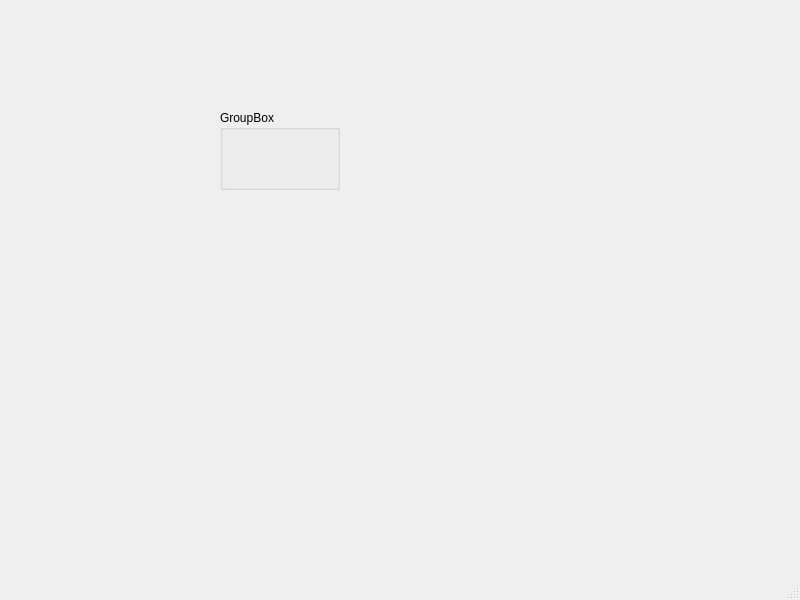
The window that mainwindow.ui (franck-russell/Smart_Station_2A20_Equipe1) describes before a commit, drawn with Qt 5.
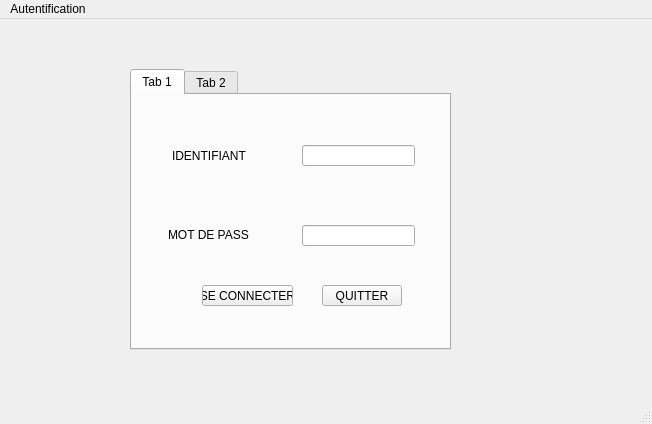
The same window after the commit.

Patch:
```diff
--- a/mainwindow.ui
+++ b/mainwindow.ui
@@ -6,37 +6,154 @@
    <rect>
     <x>0</x>
     <y>0</y>
-    <width>800</width>
-    <height>600</height>
+    <width>652</width>
+    <height>424</height>
    </rect>
   </property>
   <property name="windowTitle">
    <string>MainWindow</string>
   </property>
   <widget class="QWidget" name="centralwidget">
-   <widget class="QGroupBox" name="groupBox">
+   <widget class="QTabWidget" name="Autentification">
     <property name="geometry">
      <rect>
-      <x>220</x>
-      <y>110</y>
-      <width>120</width>
-      <height>80</height>
+      <x>130</x>
+      <y>50</y>
+      <width>321</width>
+      <height>281</height>
      </rect>
     </property>
-    <property name="title">
-     <string>GroupBox</string>
+    <property name="currentIndex">
+     <number>0</number>
     </property>
+    <widget class="QWidget" name="tab">
+     <attribute name="title">
+      <string>Tab 1</string>
+     </attribute>
+     <widget class="QLabel" name="label">
+      <property name="geometry">
+       <rect>
+        <x>40</x>
+        <y>40</y>
+        <width>91</width>
+        <height>41</height>
+       </rect>
+      </property>
+      <property name="text">
+       <string>IDENTIFIANT</string>
+      </property>
+     </widget>
+     <widget class="QLineEdit" name="lineEdit_id">
+      <property name="geometry">
+       <rect>
+        <x>170</x>
+        <y>50</y>
+        <width>113</width>
+        <height>21</height>
+       </rect>
+      </property>
+     </widget>
+     <widget class="QLabel" name="label_2">
+      <property name="geometry">
+       <rect>
+        <x>36</x>
+        <y>130</y>
+        <width>81</width>
+        <height>20</height>
+       </rect>
+      </property>
+      <property name="text">
+       <string>MOT DE PASSE</string>
+      </property>
+     </widget>
+     <widget class="QLineEdit" name="lineEdit_mdp">
+      <property name="geometry">
+       <rect>
+        <x>170</x>
+        <y>130</y>
+        <width>113</width>
+        <height>21</height>
+       </rect>
+      </property>
+     </widget>
+     <widget class="QPushButton" name="pushButton_seconnecter">
+      <property name="geometry">
+       <rect>
+        <x>70</x>
+        <y>190</y>
+        <width>91</width>
+        <height>21</height>
+       </rect>
+      </property>
+      <property name="text">
+       <string>SE CONNECTER</string>
+      </property>
+     </widget>
+     <widget class="QPushButton" name="pushButton">
+      <property name="geometry">
+       <rect>
+        <x>190</x>
+        <y>190</y>
+        <width>80</width>
+        <height>21</height>
+       </rect>
+      </property>
+      <property name="text">
+       <string>QUITTER</string>
+      </property>
+     </widget>
+    </widget>
+    <widget class="QWidget" name="tab_2">
+     <attribute name="title">
+      <string>Tab 2</string>
+     </attribute>
+    </widget>
    </widget>
+   <widget class="QLabel" name="label_image1">
+    <property name="geometry">
+     <rect>
+      <x>-4</x>
+      <y>2</y>
+      <width>661</width>
+      <height>411</height>
+     </rect>
+    </property>
+    <property name="text">
+     <string/>
+    </property>
+   </widget>
+   <widget class="QLabel" name="label_logo4">
+    <property name="geometry">
+     <rect>
+      <x>520</x>
+      <y>40</y>
+      <width>81</width>
+      <height>81</height>
+     </rect>
+    </property>
+    <property name="text">
+     <string/>
+    </property>
+   </widget>
+   <zorder>label_image1</zorder>
+   <zorder>Autentification</zorder>
+   <zorder>label_logo4</zorder>
   </widget>
   <widget class="QMenuBar" name="menubar">
    <property name="geometry">
     <rect>
      <x>0</x>
      <y>0</y>
-     <width>800</width>
+     <width>652</width>
      <height>20</height>
     </rect>
    </property>
+   <widget class="QMenu" name="menuAutentification">
+    <property name="title">
+     <string>Autentification</string>
+    </property>
+   </widget>
+   <addaction name="menuAutentification"/>
   </widget>
   <widget class="QStatusBar" name="statusbar"/>
  </widget>
```
